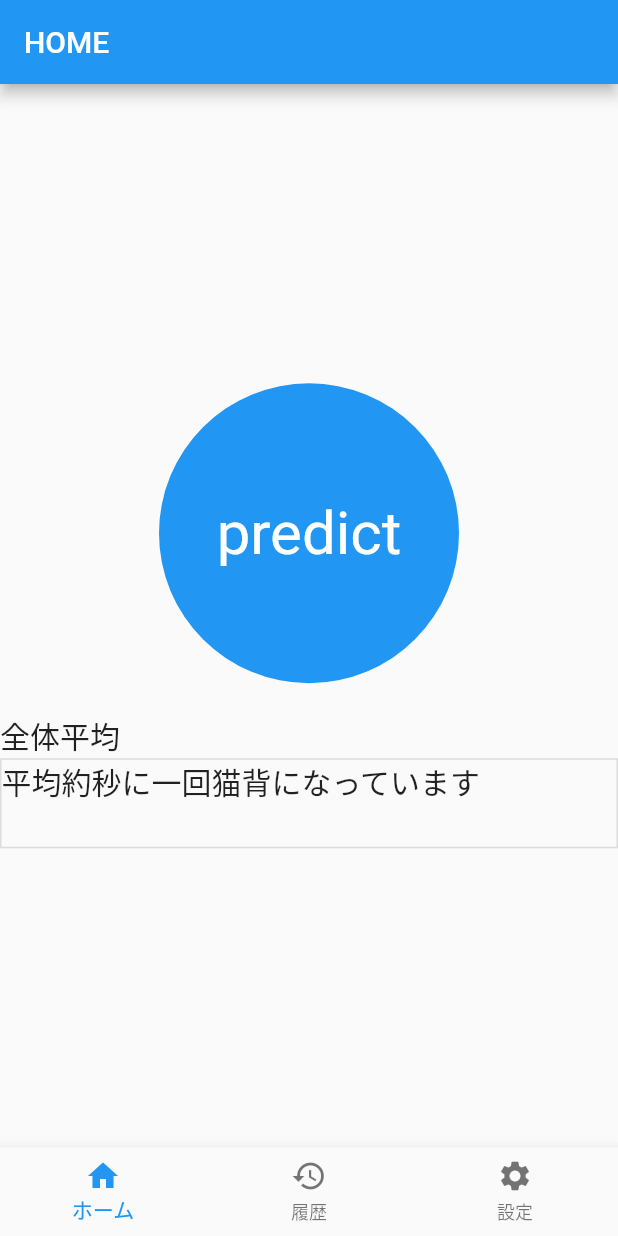
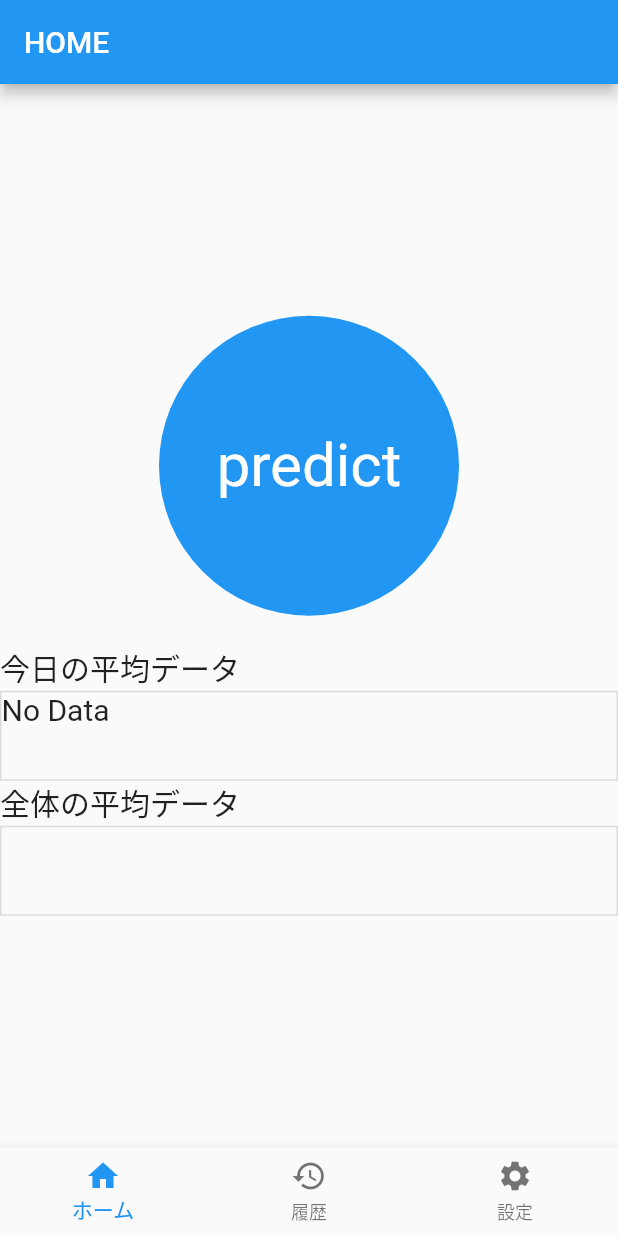
Before and after one commit to is4041/NekozeChecker, a Flutter app: the screen it shows once a user with an empty profile is signed in, on a phone screen of 412 x 824 dp. Run offline on Flutter 3.47's test engine with Material 2 defaults, Android fonts, the phone set to English and light mode, and no system bars; our stand-ins replace audioplayers, camera, cloud_firestore, firebase_auth, firebase_core, flutter_signin_button and 2 more; missing offline and left inert: tflite; accounts and stored records are empty; network calls fail.

Commit message:
#40 計測したその日1日のデータがホームに表示されるようにした

```diff
--- a/lib/camera/camera_page.dart
+++ b/lib/camera/camera_page.dart
@@ -31,7 +31,7 @@ class CameraPage extends StatelessWidget {
                     mainAxisSize: MainAxisSize.min,
                     children: [
                       const Text(
-                        "No Camera",
+                        "Camera is not available",
                         style: TextStyle(fontSize: 35),
                       ),
                       const SizedBox(
@@ -69,6 +69,7 @@ class CameraPage extends StatelessWidget {
                             await model.addData();
                             await model.calculateTotalAverage();
                             await model.upDateTotalAverage();
+                            await model.lastMeasuredOn();
                           } else {
                             await showDialog(
                                 context: context,
@@ -82,6 +83,7 @@ class CameraPage extends StatelessWidget {
                                           await model.addData();
                                           await model.calculateTotalAverage();
                                           await model.upDateTotalAverage();
+                                          await model.lastMeasuredOn();
                                           Navigator.of(context).pop();
                                         },
                                       ),
--- a/lib/history/history_page.dart
+++ b/lib/history/history_page.dart
@@ -85,7 +85,7 @@ class History extends StatelessWidget {
                                   // Text(data.createdAt),
                                 ],
                               ),
-                              trailing: Text(data.createdAt.substring(0, 10)),
+                              trailing: Text(data.createdAt),
                             ),
                           ),
                         ),
--- a/lib/home/home_model.dart
+++ b/lib/home/home_model.dart
@@ -5,14 +5,13 @@ import 'package:flutter/foundation.dart';
 import 'package:flutter/services.dart';
 import 'package:tflite/tflite.dart';
 
+import '../camera/camera_model.dart';
 import '../data.dart';
+import '../utils.dart';
 
-final FirebaseAuth firebaseAuth = FirebaseAuth.instance;
 final FirebaseFirestore firestore = FirebaseFirestore.instance;
 
 class HomeModel extends ChangeNotifier {
-  dynamic totalAverage = "＊";
-
   Future loadModel() async {
     Tflite.close();
     try {
@@ -26,13 +25,32 @@ class HomeModel extends ChangeNotifier {
     }
   }
 
-  getTotalAverage() async {
-    final userId = firebaseAuth.currentUser!.uid;
+  getAverage() async {
+    final today = Timestamp.now().toDate().toString().substring(0, 10);
+
     DocumentSnapshot snapshot = await firestore.doc("users/$userId").get();
     final data = snapshot.data() as Map<String, dynamic>;
-    totalAverage = data["totalAverage"];
-    print("結果");
-    print(totalAverage);
+
+    if (today == data["lastMeasuredOn"]) {
+      Utils.dailyAverage = data["dailyAverage"];
+    } else {
+      await upDateDailyAverage();
+      Utils.dailyAverage = "＊";
+    }
+
+    if (Utils.totalAverage == null) {
+      DocumentSnapshot snapshot = await firestore.doc("users/$userId").get();
+      final data = snapshot.data() as Map<String, dynamic>;
+
+      Utils.totalAverage = data["totalAverage"];
+    }
     notifyListeners();
   }
+
+  upDateDailyAverage() async {
+    await FirebaseFirestore.instance
+        .collection("users")
+        .doc(userId)
+        .update({"dailyAverage": "＊"});
+  }
 }
--- a/lib/home/home_page.dart
+++ b/lib/home/home_page.dart
@@ -3,6 +3,7 @@ import 'package:flutter/cupertino.dart';
 import 'package:flutter/material.dart';
 import 'package:posture_correction/camera/camera_page.dart';
 import 'package:posture_correction/home/home_model.dart';
+import 'package:posture_correction/utils.dart';
 import 'package:provider/provider.dart';
 
 import '../data.dart';
@@ -13,7 +14,7 @@ class HomePage extends StatelessWidget {
     return ChangeNotifierProvider<HomeModel>(
         create: (_) => HomeModel()
           ..loadModel()
-          ..getTotalAverage(),
+          ..getAverage(),
         builder: (context, snapshot) {
           return Scaffold(
             appBar: AppBar(
@@ -30,7 +31,7 @@ class HomePage extends StatelessWidget {
                             context,
                             MaterialPageRoute(
                                 builder: (context) => CameraPage()));
-                        model.getTotalAverage();
+                        model.getAverage();
                         if (value != null) {
                           await showDialog(
                               context: context,
@@ -81,7 +82,7 @@ class HomePage extends StatelessWidget {
                     Column(
                       crossAxisAlignment: CrossAxisAlignment.start,
                       children: [
-                        Text("全体平均",
+                        Text("今日の平均データ",
                             style: TextStyle(
                               fontSize: 20.0,
                             )),
@@ -90,14 +91,46 @@ class HomePage extends StatelessWidget {
                             width: double.infinity,
                             decoration: BoxDecoration(
                                 border: Border.all(color: Colors.black12)),
-                            child: Text(
-                              model.totalAverage != "＊"
-                                  ? "平均約${model.totalAverage}秒に一回猫背になっています"
-                                  : "データなし",
-                              style: TextStyle(
-                                fontSize: 20.0,
-                              ),
+                            child: Utils.dailyAverage != null
+                                ? Text(
+                                    Utils.dailyAverage != "＊"
+                                        ? "平均約${Utils.dailyAverage}秒に1回猫背になっています"
+                                        : "No Data",
+                                    style: TextStyle(
+                                      fontSize: 20.0,
+                                    ),
+                                  )
+                                : Text(
+                                    "No Data",
+                                    style: TextStyle(fontSize: 20.0),
+                                  )
+                            // child: Text(
+                            //   Utils.dailyAverage != null ||
+                            //           Utils.dailyAverage != "＊"
+                            //       ? "平均約${Utils.dailyAverage}秒に1回猫背になっています"
+                            //       : "No Data",
+                            //   style: TextStyle(fontSize: 20.0),
+                            // ),
+                            ),
+                        Text("全体の平均データ",
+                            style: TextStyle(
+                              fontSize: 20.0,
                             )),
+                        Container(
+                            height: 60,
+                            width: double.infinity,
+                            decoration: BoxDecoration(
+                                border: Border.all(color: Colors.black12)),
+                            child: Utils.totalAverage != null
+                                ? Text(
+                                    Utils.totalAverage != "＊"
+                                        ? "平均約${Utils.totalAverage}秒に1回猫背になっています"
+                                        : "No Data",
+                                    style: TextStyle(
+                                      fontSize: 20.0,
+                                    ),
+                                  )
+                                : SizedBox()),
                       ],
                     ),
                   ],
--- /dev/null
+++ b/lib/utils.dart
@@ -0,0 +1,4 @@
+class Utils {
+  static String? dailyAverage;
+  static String? totalAverage;
+}
```
Also changed, not shown: lib/camera/camera_model.dart (+56 -2 lines), lib/history/history_model.dart (+48 -5 lines), lib/signin/signin_model.dart (+14 -4 lines).
